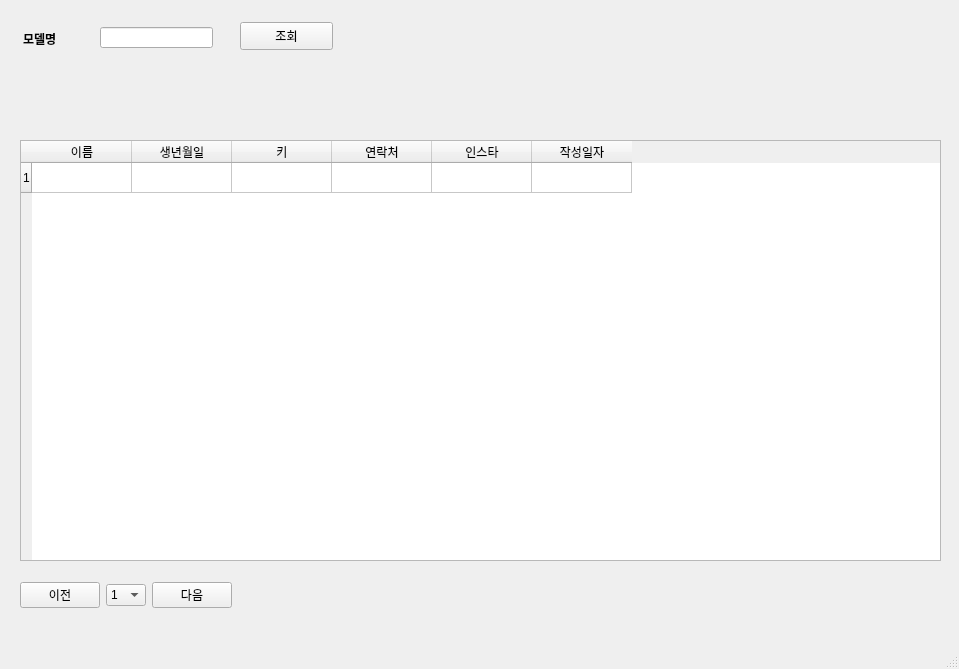
First picture: the form in model_manager/model_manage_main.ui, repository ahns13/model_mng_program, before the edit.
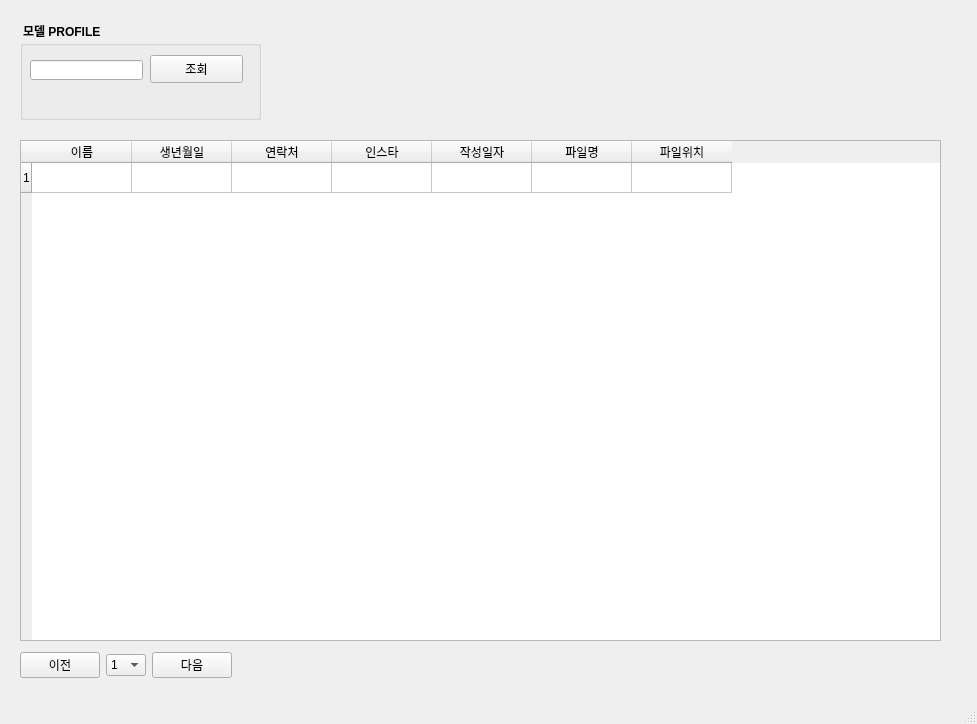
Second picture: the form after the edit.

The edit to the form file:
```diff
--- a/model_manager/model_manage_main.ui
+++ b/model_manager/model_manage_main.ui
@@ -6,8 +6,8 @@
    <rect>
     <x>0</x>
     <y>0</y>
-    <width>959</width>
-    <height>669</height>
+    <width>977</width>
+    <height>724</height>
    </rect>
   </property>
   <property name="windowTitle">
@@ -20,7 +20,7 @@
       <x>20</x>
       <y>140</y>
       <width>921</width>
-      <height>421</height>
+      <height>501</height>
      </rect>
     </property>
     <property name="editTriggers">
@@ -41,11 +41,6 @@
       <string>생년월일</string>
      </property>
     </column>
-    <column>
-     <property name="text">
-      <string>키</string>
-     </property>
-    </column>
     <column>
      <property name="text">
       <string>연락처</string>
@@ -61,51 +56,35 @@
       <string>작성일자</string>
      </property>
     </column>
+    <column>
+     <property name="text">
+      <string>파일명</string>
+     </property>
+    </column>
+    <column>
+     <property name="text">
+      <string>파일위치</string>
+     </property>
+    </column>
    </widget>
    <widget class="QLabel" name="label">
     <property name="geometry">
      <rect>
       <x>23</x>
-      <y>30</y>
-      <width>64</width>
-      <height>15</height>
-     </rect>
-    </property>
-    <property name="text">
-     <string>&lt;html&gt;&lt;head/&gt;&lt;body&gt;&lt;p&gt;&lt;span style=&quot; font-weight:600;&quot;&gt;모델명&lt;/span&gt;&lt;/p&gt;&lt;/body&gt;&lt;/html&gt;</string>
-    </property>
-   </widget>
-   <widget class="QLineEdit" name="lineEdit">
-    <property name="geometry">
-     <rect>
-      <x>100</x>
-      <y>27</y>
-      <width>113</width>
-      <height>21</height>
-     </rect>
-    </property>
-    <property name="text">
-     <string/>
-    </property>
-   </widget>
-   <widget class="QPushButton" name="btn_search">
-    <property name="geometry">
-     <rect>
-      <x>240</x>
       <y>22</y>
-      <width>93</width>
-      <height>28</height>
+      <width>91</width>
+      <height>16</height>
      </rect>
     </property>
     <property name="text">
-     <string>조회</string>
+     <string>&lt;html&gt;&lt;head/&gt;&lt;body&gt;&lt;p&gt;&lt;span style=&quot; font-weight:600;&quot;&gt;모델 PROFILE&lt;/span&gt;&lt;/p&gt;&lt;/body&gt;&lt;/html&gt;</string>
     </property>
    </widget>
    <widget class="QWidget" name="layoutWidget">
     <property name="geometry">
      <rect>
       <x>20</x>
-      <y>580</y>
+      <y>650</y>
       <width>214</width>
       <height>30</height>
      </rect>
@@ -154,6 +133,45 @@
      </item>
     </layout>
    </widget>
+   <widget class="QGroupBox" name="groupBox">
+    <property name="geometry">
+     <rect>
+      <x>20</x>
+      <y>40</y>
+      <width>241</width>
+      <height>80</height>
+     </rect>
+    </property>
+    <property name="title">
+     <string/>
+    </property>
+    <widget class="QLineEdit" name="lineEdit">
+     <property name="geometry">
+      <rect>
+       <x>10</x>
+       <y>20</y>
+       <width>113</width>
+       <height>20</height>
+      </rect>
+     </property>
+     <property name="text">
+      <string/>
+     </property>
+    </widget>
+    <widget class="QPushButton" name="btn_search">
+     <property name="geometry">
+      <rect>
+       <x>130</x>
+       <y>15</y>
+       <width>93</width>
+       <height>28</height>
+      </rect>
+     </property>
+     <property name="text">
+      <string>조회</string>
+     </property>
+    </widget>
+   </widget>
   </widget>
   <widget class="QStatusBar" name="statusbar"/>
   <widget class="QMenuBar" name="menuBar">
```
Left out of the diff: 4 changed lines with no effect on the pictures.
